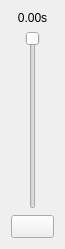
Above: main/vcdockslider.ui from Andersbakken/qlc before the change. Below: the same form after it.
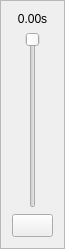
That is the form after the change.

```diff
--- a/main/vcdockslider.ui
+++ b/main/vcdockslider.ui
@@ -18,6 +18,12 @@
   <property name="windowTitle" >
    <string/>
   </property>
+  <property name="frameShape" >
+   <enum>QFrame::StyledPanel</enum>
+  </property>
+  <property name="frameShadow" >
+   <enum>QFrame::Sunken</enum>
+  </property>
   <layout class="QVBoxLayout" name="verticalLayout" >
    <item>
     <widget class="QLabel" name="m_valueLabel" >
```
Left out of the diff: 3 changed lines with no effect on the pictures.
